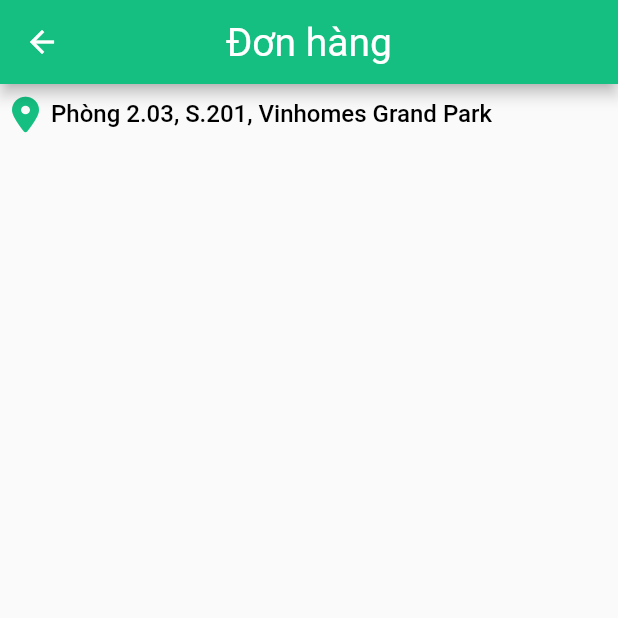
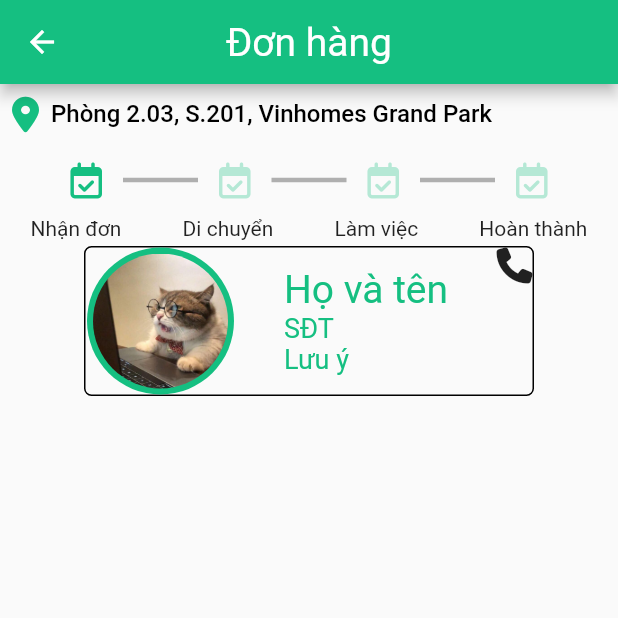
Before and after one commit to fptu-team-404-not-found/co_tam_houseworker_mobile, a Flutter app: the OrderPage screen opened by its route, on a phone screen of 412 x 824 dp, the top half of it. Run offline on Flutter 3.47's test engine with Material 2 defaults, Android fonts, the phone set to English and light mode, and no system bars; our stand-ins replace flutter_clean_architecture, font_awesome_flutter.

Commit message:
[tienhuynh-tn] person_information_card_widget, order_status_widget, order_page_v2

```diff
--- a/lib/app/pages/order/order_view.dart
+++ b/lib/app/pages/order/order_view.dart
@@ -1,9 +1,11 @@
-import 'package:co_tam_houseworker_mobile/app/widgets/information/order_details_information.dart';
+import 'package:co_tam_houseworker_mobile/app/widgets/information/icon_text_information.dart';
 import 'package:flutter/material.dart';
 import 'package:flutter_clean_architecture/flutter_clean_architecture.dart';
 import 'package:font_awesome_flutter/font_awesome_flutter.dart';
 
 import '../../widgets/app_bar/top_app_bar.dart';
+import '../../widgets/information/person_information_card.dart';
+import '../../widgets/state/order_status.dart';
 import 'order_controller.dart';
 
 class OrderPage extends View {
@@ -24,7 +26,10 @@ class OrderPageView extends ViewState<OrderPage, OrderController> {
     ),
     body: Column(
       children: const [
-        OrderDetailsInformation(informationDetails: 'Phòng 2.03, S.201, Vinhomes Grand Park', icon: FontAwesomeIcons.locationDot)
+        IconTextInformation(informationDetails: 'Phòng 2.03, S.201, Vinhomes Grand Park', icon: FontAwesomeIcons.locationDot),
+        SizedBox(height: 12),
+        OrderStatus(),
+        PersonInformationCard()
       ],
     ),
   );
--- a/lib/app/widgets/information/order_details_information.dart
+++ b/lib/app/widgets/information/icon_text_information.dart
@@ -2,19 +2,19 @@ import 'package:co_tam_houseworker_mobile/app/utils/constant.dart';
 import 'package:flutter/cupertino.dart';
 import 'package:font_awesome_flutter/font_awesome_flutter.dart';
 
-class OrderDetailsInformation extends StatefulWidget {
+class IconTextInformation extends StatefulWidget {
   final String informationDetails;
   final IconData icon;
 
-  const OrderDetailsInformation(
+  const IconTextInformation(
       {required this.informationDetails, required this.icon, Key? key})
       : super(key: key);
 
   @override
-  State<OrderDetailsInformation> createState() => _OrderDetailsInformationState();
+  State<IconTextInformation> createState() => _IconTextInformationState();
 }
 
-class _OrderDetailsInformationState extends State<OrderDetailsInformation> {
+class _IconTextInformationState extends State<IconTextInformation> {
   @override
   Widget build(BuildContext context) {
     return Row(
--- /dev/null
+++ b/lib/app/widgets/information/person_information_card.dart
@@ -0,0 +1,46 @@
+import 'package:co_tam_houseworker_mobile/app/utils/constant.dart';
+import 'package:co_tam_houseworker_mobile/app/widgets/information/avatar.dart';
+import 'package:flutter/material.dart';
+import 'package:font_awesome_flutter/font_awesome_flutter.dart';
+
+class PersonInformationCard extends StatefulWidget {
+  const PersonInformationCard({Key? key}) : super(key: key);
+
+  @override
+  State<PersonInformationCard> createState() => _PersonInformationCardState();
+}
+
+class _PersonInformationCardState extends State<PersonInformationCard> {
+  @override
+  Widget build(BuildContext context) {
+    return Container(
+      height: 100,
+      width: 300,
+      decoration: BoxDecoration(
+        shape: BoxShape.rectangle,
+        borderRadius: BorderRadius.all(Radius.circular(5)),
+        border: Border.all(
+          color: Colors.black,
+          width: 1,
+        ),
+      ),
+      child: Row(
+        crossAxisAlignment: CrossAxisAlignment.start,
+        mainAxisAlignment: MainAxisAlignment.spaceBetween,
+        children: [
+          Avatar(radius: 50),
+          Column(
+            mainAxisAlignment: MainAxisAlignment.center,
+            crossAxisAlignment: CrossAxisAlignment.start,
+            children: const [
+              Text('Họ và tên', style: AppText.headingLarge),
+              Text('SĐT', style: AppText.headingSmall),
+              Text('Lưu ý', style: AppText.headingSmall)
+            ],
+          ),
+          FaIcon(FontAwesomeIcons.phone)
+        ],
+      )
+    );
+  }
+}
--- /dev/null
+++ b/lib/app/widgets/state/order_status.dart
@@ -0,0 +1,56 @@
+import 'package:co_tam_houseworker_mobile/app/utils/constant.dart';
+import 'package:flutter/material.dart';
+import 'package:font_awesome_flutter/font_awesome_flutter.dart';
+
+class OrderStatus extends StatefulWidget {
+  const OrderStatus({Key? key}) : super(key: key);
+
+  @override
+  State<OrderStatus> createState() => _OrderStatusState();
+}
+
+class _OrderStatusState extends State<OrderStatus> {
+  @override
+  Widget build(BuildContext context) {
+    return Column(
+      crossAxisAlignment: CrossAxisAlignment.center,
+      mainAxisAlignment: MainAxisAlignment.center,
+      children: [
+        Row(
+          mainAxisAlignment: MainAxisAlignment.center,
+          crossAxisAlignment: CrossAxisAlignment.center,
+          children: [
+            const FaIcon(FontAwesomeIcons.calendarCheck,
+                color: AppColor.primaryColor100),
+            Padding(
+                padding: const EdgeInsets.symmetric(horizontal: 14.0),
+                child: Container(height: 3.0, width: 50.0, color: AppColor.subColor30)),
+            const FaIcon(FontAwesomeIcons.calendarCheck,
+                color: AppColor.primaryColor30),
+            Padding(
+                padding: const EdgeInsets.symmetric(horizontal: 14.0),
+                child: Container(height: 3.0, width: 50.0, color: AppColor.subColor30)),
+            const FaIcon(FontAwesomeIcons.calendarCheck,
+                color: AppColor.primaryColor30),
+            Padding(
+                padding: const EdgeInsets.symmetric(horizontal: 14.0),
+                child: Container(height: 3.0, width: 50.0, color: AppColor.subColor30)),
+            const FaIcon(FontAwesomeIcons.calendarCheck,
+                color: AppColor.primaryColor30),
+          ],
+        ),
+        const SizedBox(height: 8),
+        Row(
+          crossAxisAlignment: CrossAxisAlignment.center,
+          mainAxisAlignment: MainAxisAlignment.spaceAround,
+          children: const [
+            Padding(padding: EdgeInsets.all(4), child: Text('Nhận đơn')),
+            Padding(padding: EdgeInsets.all(4), child: Text('Di chuyển')),
+            Padding(padding: EdgeInsets.all(4), child: Text('Làm việc')),
+            Padding(padding: EdgeInsets.all(4), child: Text('Hoàn thành'))
+          ],
+        )
+      ],
+    );
+  }
+}
```
